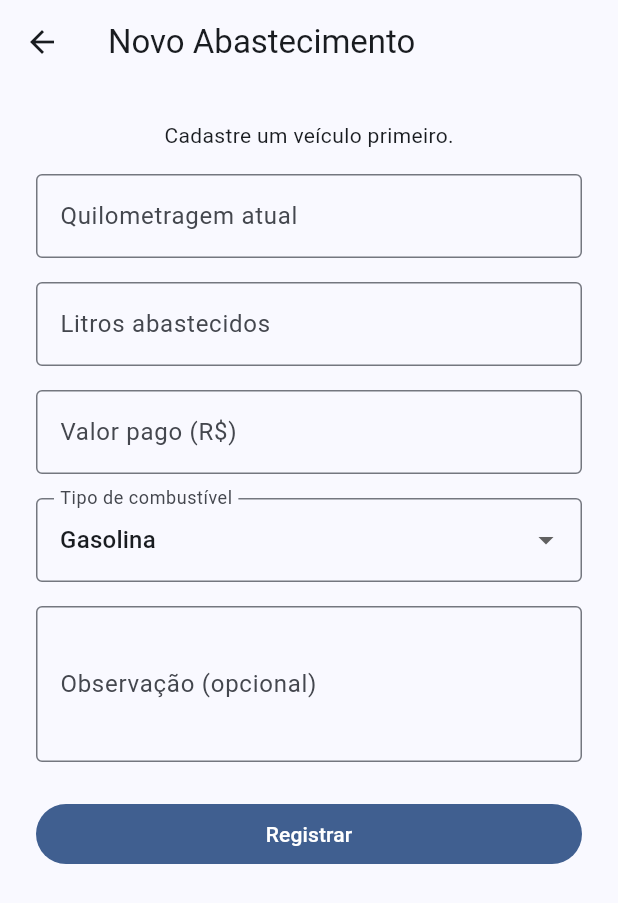
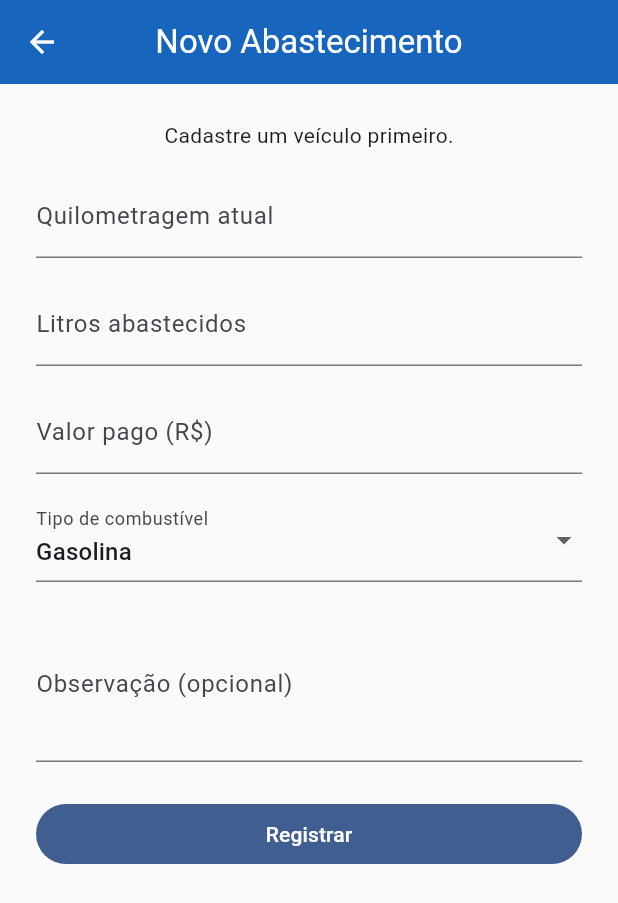
Before and after one commit to GM802-536/fuel_tracker, a Flutter app: the _AbastecimentoListView screen opened directly, after a tap on the "add" icon, on a phone screen of 412 x 824 dp. Shown: the top 903 px of the screen. Run offline on Flutter 3.47's test engine with Material 3 defaults, Android fonts, the phone set to English and light mode, and no system bars; our stand-ins replace cloud_firestore, firebase_auth, firebase_core; accounts and stored records are empty.

Commit message:
style(theme): tema customizado e navegação

```diff
--- a/lib/app/theme/app_theme.dart
+++ b/lib/app/theme/app_theme.dart
@@ -4,10 +4,21 @@ import '../../common/constants/app_colors.dart';
 class AppTheme {
   static ThemeData lightTheme = ThemeData(
     useMaterial3: true,
-    colorSchemeSeed: AppColors.primary,
-    brightness: Brightness.light,
-    inputDecorationTheme: const InputDecorationTheme(
-      border: OutlineInputBorder(),
+    colorScheme: ColorScheme.fromSeed(
+      seedColor: AppColors.primary,
+      brightness: Brightness.light,
+    ),
+    scaffoldBackgroundColor: Colors.grey[50],
+    appBarTheme: AppBarTheme(
+      backgroundColor: AppColors.primary,
+      foregroundColor: Colors.white,
+      elevation: 2,
+      centerTitle: true,
+    ),
+    floatingActionButtonTheme: FloatingActionButtonThemeData(
+      backgroundColor: AppColors.primary,
+      foregroundColor: Colors.white,
+      elevation: 3,
     ),
   );
 }
--- a/lib/common/constants/app_colors.dart
+++ b/lib/common/constants/app_colors.dart
@@ -1,6 +1,7 @@
 import 'package:flutter/material.dart';
 
 class AppColors {
-  static const primary = Color(0xFF1565C0);
-  static const error = Color(0xFFD32F2F);
+  static const primary = Color(0xFF1565C0); // Azul Material
+  static const secondary = Color(0xFF00ACC1);
+  static const danger = Color(0xFFE53935);
 }
--- a/lib/features/abastecimentos/presentation/controllers/abastecimento_controller.dart
+++ b/lib/features/abastecimentos/presentation/controllers/abastecimento_controller.dart
@@ -14,6 +14,9 @@ class AbastecimentoController extends ChangeNotifier {
     _filtroVeiculoId = id;
     notifyListeners();
   }
+
+  String? get filtroVeiculoId => _filtroVeiculoId;
+
 
   Future<bool> addAbastecimento({
     required DateTime data,
--- a/lib/features/abastecimentos/presentation/screens/abastecimento_form_screen.dart
+++ b/lib/features/abastecimentos/presentation/screens/abastecimento_form_screen.dart
@@ -49,7 +49,7 @@ class _AbastecimentoFormScreenState extends State<AbastecimentoFormScreen> {
                   return DropdownButtonFormField(
                     decoration:
                         const InputDecoration(labelText: "Veículo"),
-                    value: veiculoId,
+                    initialValue: veiculoId,
                     items: list
                         .map((v) => DropdownMenuItem(
                               value: v.id,
@@ -100,7 +100,7 @@ class _AbastecimentoFormScreenState extends State<AbastecimentoFormScreen> {
               DropdownButtonFormField(
                 decoration: const InputDecoration(
                     labelText: "Tipo de combustível"),
-                value: tipoCombustivel,
+                initialValue: tipoCombustivel,
                 items: const [
                   DropdownMenuItem(value: 'Gasolina', child: Text('Gasolina')),
                   DropdownMenuItem(value: 'Etanol', child: Text('Etanol')),
--- a/lib/features/abastecimentos/presentation/widgets/abastecimento_filtro_veiculo_dropdown.dart
+++ b/lib/features/abastecimentos/presentation/widgets/abastecimento_filtro_veiculo_dropdown.dart
@@ -2,52 +2,68 @@ import 'package:flutter/material.dart';
 import 'package:provider/provider.dart';
 
 import '../../../veiculos/presentation/controllers/veiculo_controller.dart';
-import '../../presentation/controllers/abastecimento_controller.dart';
+import '../controllers/abastecimento_controller.dart';
 
-class FiltroVeiculoDropdown extends StatefulWidget {
+class FiltroVeiculoDropdown extends StatelessWidget {
   const FiltroVeiculoDropdown({super.key});
 
   @override
-  State<FiltroVeiculoDropdown> createState() => _FiltroVeiculoDropdownState();
-}
-
-class _FiltroVeiculoDropdownState extends State<FiltroVeiculoDropdown> {
-  String? veiculoIdSelecionado;
-
-  @override
   Widget build(BuildContext context) {
-    final veiculoCtrl = context.watch<VeiculoController>();
+    final abastecimento = context.watch<AbastecimentoController>();
+    final veiculos = context.watch<VeiculoController>();
 
     return StreamBuilder(
-      stream: veiculoCtrl.streamVeiculos(),
+      stream: veiculos.streamVeiculos(),
       builder: (context, snapshot) {
         if (!snapshot.hasData) return const SizedBox();
 
-        final veiculos = snapshot.data!;
+        final lista = snapshot.data!;
 
-        return DropdownButton<String>(
-          value: veiculoIdSelecionado,
-          hint: const Text("Filtrar"),
-          underline: const SizedBox(),
-          onChanged: (value) {
-            setState(() {
-              veiculoIdSelecionado = value;
-            });
+        // rótulo atual mostrado no AppBar
+        String label = "Todos";
+        if (abastecimento.filtroVeiculoId != null) {
+          final v = lista.firstWhere(
+            (e) => e.id == abastecimento.filtroVeiculoId,
+            orElse: () => lista.first,
+          );
+          label = "${v.modelo} (${v.placa})";
+        }
 
-            context.read<AbastecimentoController>().setFiltroVeiculo(value);
+        return PopupMenuButton<String?>(
+          // botão “fechado” no AppBar
+          child: Row(
+            mainAxisSize: MainAxisSize.min,
+            children: [
+              Text(
+                label,
+                style: const TextStyle(
+                  color: Colors.white,
+                  fontWeight: FontWeight.w500,
+                ),
+              ),
+              const SizedBox(width: 4),
+              const Icon(Icons.arrow_drop_down, color: Colors.white),
+            ],
+          ),
+
+          onSelected: (value) {
+            abastecimento.setFiltroVeiculo(value);
           },
-          items: [
-            const DropdownMenuItem(
+
+          itemBuilder: (context) {
+            return [
+              const PopupMenuItem(
                 value: null,
                 child: Text("Todos"),
               ),
-            ...veiculos.map(
-              (v) => DropdownMenuItem(
+              ...lista.map(
+                (v) => PopupMenuItem(
                   value: v.id,
                   child: Text("${v.modelo} (${v.placa})"),
                 ),
               ),
-          ],
+            ];
+          },
         );
       },
     );
--- a/lib/features/auth/presentation/controllers/auth_controller.dart
+++ b/lib/features/auth/presentation/controllers/auth_controller.dart
@@ -42,4 +42,9 @@ class AuthController extends ChangeNotifier {
       notifyListeners();
     }
   }
+
+  Future<void> logout() async {
+  await _repo.logout();
 }
+
+}
--- a/lib/features/auth/presentation/screens/login_screen.dart
+++ b/lib/features/auth/presentation/screens/login_screen.dart
@@ -9,10 +9,8 @@ class LoginScreen extends StatelessWidget {
 
   @override
   Widget build(BuildContext context) {
-    return ChangeNotifierProvider(
-      create: (_) => AuthController(),
-      child: const _LoginView(),
-    );
+    return const _LoginView();
+
   }
 }
 
--- a/lib/features/veiculos/presentation/screens/veiculo_form_screen.dart
+++ b/lib/features/veiculos/presentation/screens/veiculo_form_screen.dart
@@ -63,7 +63,7 @@ class _VeiculoFormScreenState extends State<VeiculoFormScreen> {
               const SizedBox(height: 16),
 
               DropdownButtonFormField(
-                value: tipoCombustivel,
+                initialValue: tipoCombustivel,
                 items: const [
                   DropdownMenuItem(value: 'Gasolina', child: Text('Gasolina')),
                   DropdownMenuItem(value: 'Etanol', child: Text('Etanol')),
--- a/pubspec.yaml
+++ b/pubspec.yaml
@@ -64,11 +64,13 @@ dev_dependencies:
 
 # The following section is specific to Flutter packages.
 flutter:
-
   # The following line ensures that the Material Icons font is
   # included with your application, so that you can use the icons in
   # the material Icons class.
   uses-material-design: true
+
+  assets:
+    - assets/images/
 
   # To add assets to your application, add an assets section, like this:
   # assets:
```
Also changed, not shown: lib/app/routes/app_router.dart (+14 -2 lines), lib/features/home/presentation/screens/home_screen.dart (added, +121 -0 lines), lib/main.dart (+13 -6 lines), assets/images/logo.png (added), assets/images/logo2.png (added), 1 other file. Lines whose indentation alone changed are shown as unchanged.
